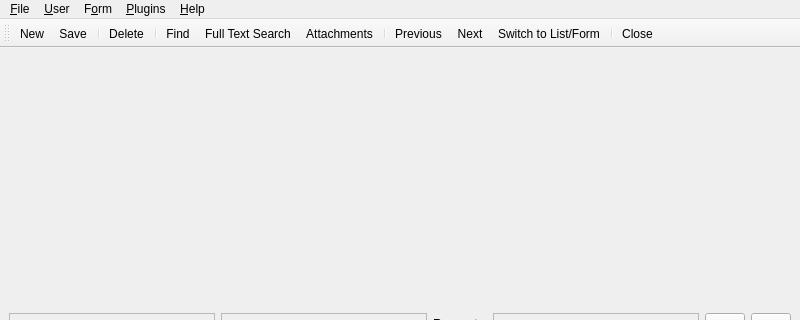
Qt form bin/ui/mainwindow.ui (xrg/openerp-client-kde) before a commit; both pictures show x 0 to 800 and y 0 to 320 of the 800 by 600 pixel window.
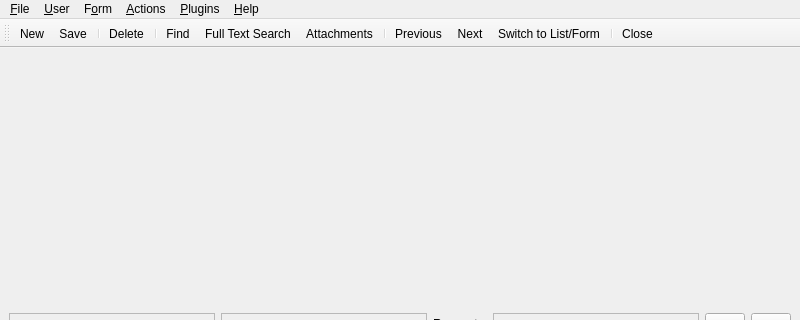
The same form after that commit. Icons and pictures are not drawn.

Commit message: Refactored ToolBar code: - Removed from form view and moved into screen so it's available for all view types. - Now actions are a TinyAction (inherits QAction) - Added an 'Actions' menu entry with all the actions for the current view/tab.

Diff of the .ui file:
```diff
--- a/bin/ui/mainwindow.ui
+++ b/bin/ui/mainwindow.ui
@@ -359,9 +359,15 @@
     <addaction name="separator" />
     <addaction name="actionWaitingRequests" />
    </widget>
+   <widget class="QMenu" name="menuActions" >
+    <property name="title" >
+     <string>&amp;Actions</string>
+    </property>
+   </widget>
    <addaction name="menuFile" />
    <addaction name="menuUser" />
    <addaction name="menuForm" />
+   <addaction name="menuActions" />
    <addaction name="menuPlugins" />
    <addaction name="menuHelp" />
   </widget>
```
Left out of the diff: 2 changed lines with no effect on the pictures. The commit also changes 14 other files.
